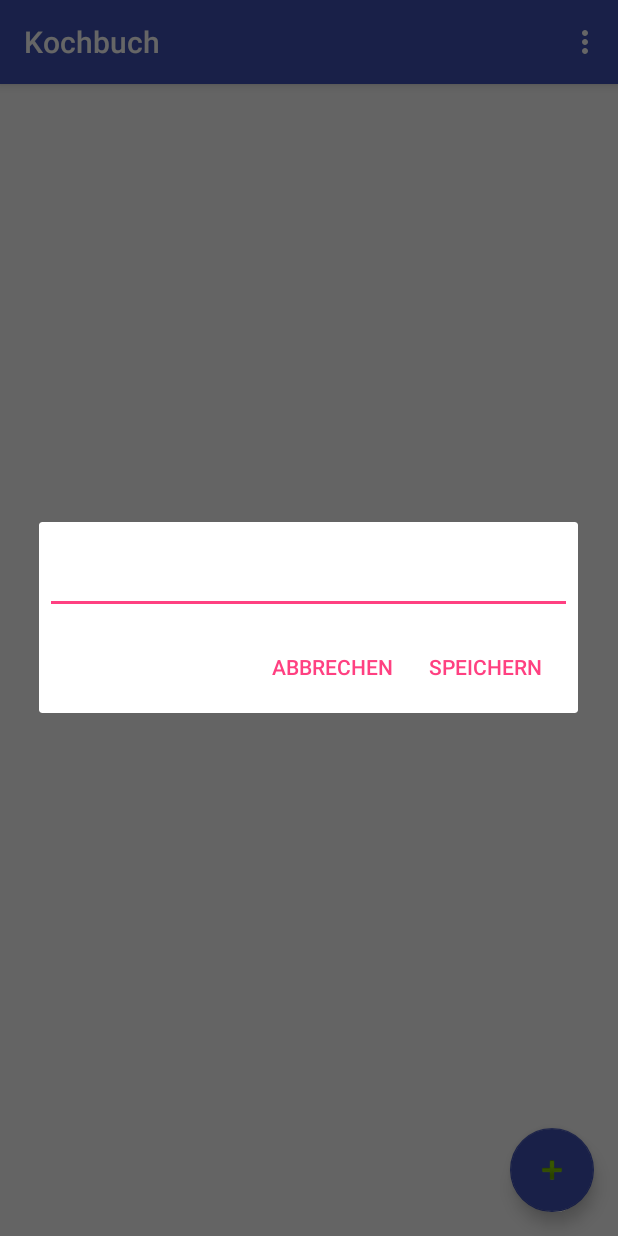
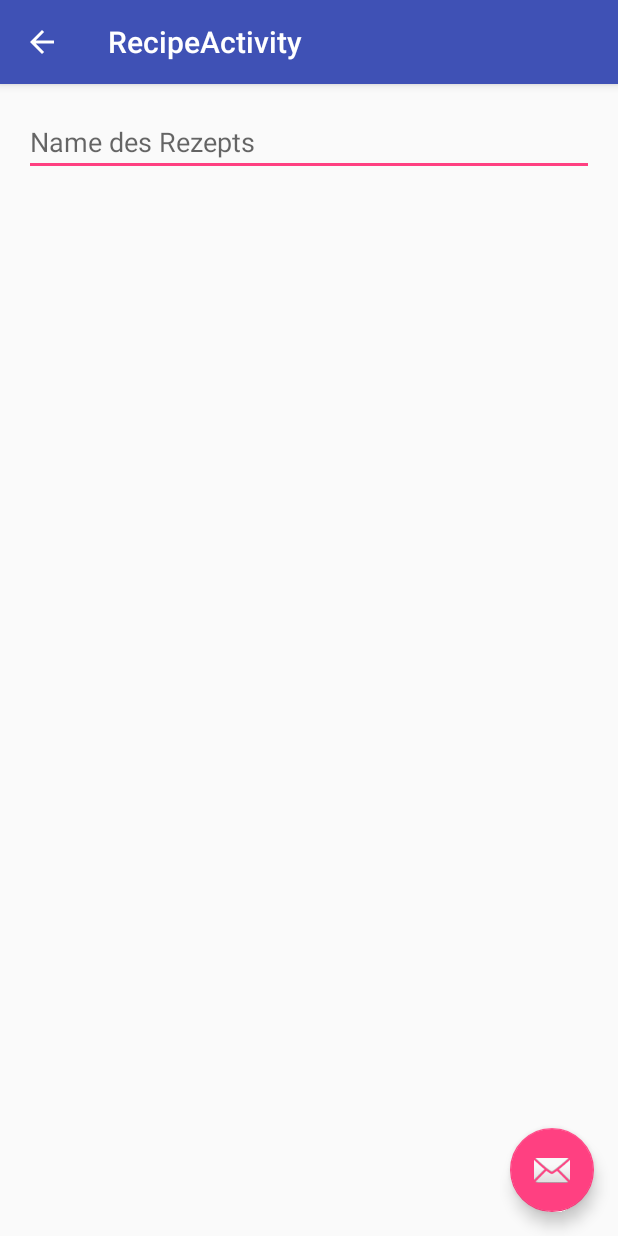
Before and after one commit to benboecker/Kochbuch-App, an Android app: the screen it shows after launch (RecipeGridActivity before the commit, RecipeActivity after it), after a tap on an icon or button, on a phone screen of 412 x 824 dp. Run offline under Robolectric (Android 15) with nearby library versions, the phone set to English and light mode, and no system bars.

Commit message:
basic database interaction for recipes

```diff
--- /dev/null
+++ b/app/src/main/java/de/benboecker/kochbuch/activities/RecipeActivity.java
@@ -0,0 +1,86 @@
+package de.benboecker.kochbuch.activities;
+
+import android.os.Bundle;
+import android.support.design.widget.FloatingActionButton;
+import android.support.design.widget.Snackbar;
+import android.support.v7.app.ActionBar;
+import android.support.v7.app.AppCompatActivity;
+import android.support.v7.widget.Toolbar;
+import android.view.KeyEvent;
+import android.view.View;
+import android.view.inputmethod.EditorInfo;
+import android.view.inputmethod.InputMethodManager;
+import android.widget.EditText;
+import android.widget.TextView;
+
+import de.benboecker.kochbuch.R;
+import de.benboecker.kochbuch.datasources.RecipeDataSource;
+import de.benboecker.kochbuch.model.Recipe;
+
+public class RecipeActivity extends AppCompatActivity {
+
+	EditText recipeNameEditText;
+	Recipe recipe;
+	RecipeDataSource dataSource;
+
+	@Override
+	protected void onCreate(Bundle savedInstanceState) {
+		super.onCreate(savedInstanceState);
+		setContentView(R.layout.activity_recipe);
+
+		this.dataSource = new RecipeDataSource(this);
+		this.dataSource.open();
+
+		Bundle extras = this.getIntent().getExtras();
+		if (extras != null) {
+			long id = extras.getLong("id");
+			this.recipe = this.dataSource.getRecipe(id);
+		}
+
+		setupInterface();
+		//showKeyboardFor(recipeNameEditText);
+	}
+
+	private void setupInterface() {
+		Toolbar toolbar = (Toolbar) findViewById(R.id.toolbar);
+		setSupportActionBar(toolbar);
+
+		ActionBar actionBar = getSupportActionBar();
+		if (actionBar != null) {
+			actionBar.setDisplayHomeAsUpEnabled(true);
+		}
+
+		recipeNameEditText = (EditText) findViewById(R.id.recipe_name);
+		recipeNameEditText.setOnEditorActionListener(new TextView.OnEditorActionListener() {
+			@Override
+			public boolean onEditorAction(TextView textView, int actionId, KeyEvent keyEvent) {
+				if (actionId == EditorInfo.IME_ACTION_DONE) {
+					if (recipe == null) {
+						RecipeActivity.this.recipe = RecipeActivity.this.dataSource.createRecipe(textView.getText().toString());
+					} else {
+						String oldName = recipe.getName();
+						recipe.setName(textView.getText().toString());
+						boolean success = RecipeActivity.this.dataSource.updateRecipe(recipe);
+
+						if (success) {
+							System.out.println("Successfully updated " + oldName + " to " + recipe.getName());
+						}
+					}
+
+					return true;
+				}
+				return false;
+			}
+		});
+
+		if (recipe != null) {
+			recipeNameEditText.setText(recipe.getName());
+		}
+	}
+
+	private void showKeyboardFor(EditText editText) {
+		editText.requestFocus();
+		InputMethodManager imm = (InputMethodManager) getSystemService(this.INPUT_METHOD_SERVICE);
+		imm.toggleSoftInput(InputMethodManager.SHOW_FORCED, InputMethodManager.HIDE_IMPLICIT_ONLY);
+	}
+}
--- /dev/null
+++ b/app/src/main/res/layout/activity_recipe.xml
@@ -0,0 +1,35 @@
+<?xml version="1.0" encoding="utf-8"?>
+<android.support.design.widget.CoordinatorLayout
+    xmlns:android="http://schemas.android.com/apk/res/android"
+    xmlns:app="http://schemas.android.com/apk/res-auto"
+    xmlns:tools="http://schemas.android.com/tools"
+    android:layout_width="match_parent"
+    android:layout_height="match_parent"
+    android:fitsSystemWindows="true"
+    tools:context="de.benboecker.kochbuch.activities.RecipeActivity">
+
+    <android.support.design.widget.AppBarLayout
+        android:layout_width="match_parent"
+        android:layout_height="wrap_content"
+        android:theme="@style/AppTheme.AppBarOverlay">
+
+        <android.support.v7.widget.Toolbar
+            android:id="@+id/toolbar"
+            android:layout_width="match_parent"
+            android:layout_height="?attr/actionBarSize"
+            android:background="?attr/colorPrimary"
+            app:popupTheme="@style/AppTheme.PopupOverlay"/>
+
+    </android.support.design.widget.AppBarLayout>
+
+    <include layout="@layout/content_recipe"/>
+
+    <android.support.design.widget.FloatingActionButton
+        android:id="@+id/fab"
+        android:layout_width="wrap_content"
+        android:layout_height="wrap_content"
+        android:layout_gravity="bottom|end"
+        android:layout_margin="@dimen/fab_margin"
+        app:srcCompat="@android:drawable/ic_dialog_email"/>
+
+</android.support.design.widget.CoordinatorLayout>
--- /dev/null
+++ b/app/src/main/res/layout/content_recipe.xml
@@ -0,0 +1,29 @@
+<?xml version="1.0" encoding="utf-8"?>
+<RelativeLayout
+    xmlns:android="http://schemas.android.com/apk/res/android"
+    xmlns:app="http://schemas.android.com/apk/res-auto"
+    xmlns:tools="http://schemas.android.com/tools"
+    android:id="@+id/content_recipe"
+    android:layout_width="match_parent"
+    android:layout_height="match_parent"
+    android:paddingBottom="@dimen/activity_vertical_margin"
+    android:paddingLeft="@dimen/activity_horizontal_margin"
+    android:paddingRight="@dimen/activity_horizontal_margin"
+    android:paddingTop="@dimen/activity_vertical_margin"
+    app:layout_behavior="@string/appbar_scrolling_view_behavior"
+    tools:context="de.benboecker.kochbuch.activities.RecipeActivity"
+    tools:showIn="@layout/activity_recipe">
+
+    <EditText
+        android:layout_width="wrap_content"
+        android:layout_height="wrap_content"
+        android:ems="10"
+        android:id="@+id/recipe_name"
+        android:layout_alignParentTop="true"
+        android:layout_alignParentEnd="true"
+        android:hint="@string/recipe_name"
+        android:inputType="textPersonName"
+        android:singleLine="true"
+        android:layout_alignParentStart="true"
+        android:textAlignment="viewStart"/>
+</RelativeLayout>
--- a/app/src/main/res/values/strings.xml
+++ b/app/src/main/res/values/strings.xml
@@ -4,4 +4,14 @@
     <string name="new_recipe">Neues Rezept</string>
     <string name="cancel">Abbrechen</string>
     <string name="save">Speichern</string>
+    <string name="delete">Löschen</string>
+    <string name="recipe_name">Name des Rezepts</string>
+    <string name="title_activity_recipe">RecipeActivity</string>
+    <string name="yes">Ja</string>
+
+    <string-array name="yes_no">
+        <item>Ja</item>
+        <item>Nein</item>
+    </string-array>
+
 </resources>
```
Also changed, not shown: app/src/main/AndroidManifest.xml (+12 -1 lines), app/src/main/java/de/benboecker/kochbuch/activities/RecipeGridActivity.java (+53 -13 lines), app/src/main/java/de/benboecker/kochbuch/datasources/RecipeDataSource.java (+25 -5 lines).
